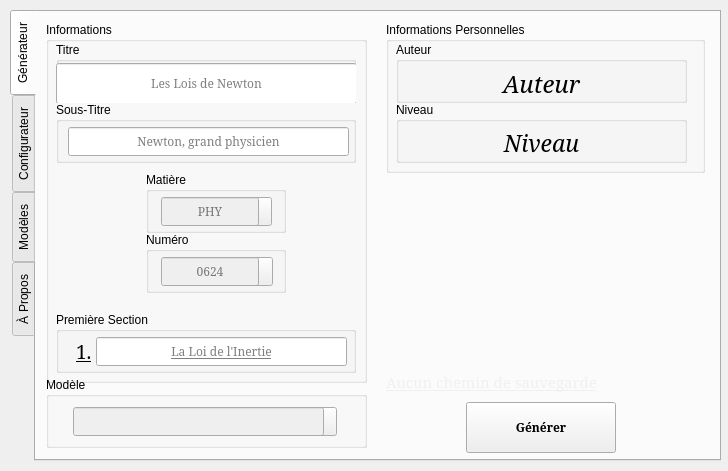
First picture: the form in src/damysos/ui/designer/designer_ui.ui, repository BourgonLaurent/pyEtude, before the edit.
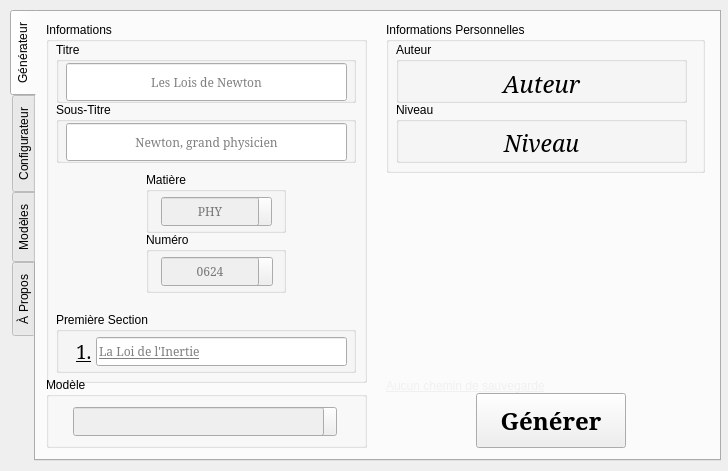
Second picture: the form after the edit. The open tabs and pages were chosen to show the change. Custom widgets are drawn as their Qt base class.

Diff of the .ui file:
```diff
--- a/src/damysos/ui/designer/designer_ui.ui
+++ b/src/damysos/ui/designer/designer_ui.ui
@@ -58,7 +58,7 @@
      <enum>QTabWidget::West</enum>
     </property>
     <property name="currentIndex">
-     <number>3</number>
+     <number>0</number>
     </property>
     <widget class="QWidget" name="genTab">
      <attribute name="title">
@@ -94,10 +94,10 @@
        <widget class="AdvancedLineEdit" name="titreLineEdit">
         <property name="geometry">
          <rect>
-          <x>0</x>
+          <x>10</x>
           <y>21</y>
-          <width>301</width>
-          <height>41</height>
+          <width>281</width>
+          <height>38</height>
          </rect>
         </property>
         <property name="sizePolicy">
@@ -140,10 +140,10 @@
        <widget class="AdvancedLineEdit" name="soustitreLineEdit">
         <property name="geometry">
          <rect>
-          <x>12</x>
-          <y>25</y>
+          <x>10</x>
+          <y>21</y>
           <width>281</width>
-          <height>29</height>
+          <height>38</height>
          </rect>
         </property>
         <property name="sizePolicy">
@@ -335,8 +335,6 @@
         <property name="font">
          <font>
           <family>Garamond</family>
-          <pointsize>14</pointsize>
-          <underline>true</underline>
          </font>
         </property>
         <property name="styleSheet">
@@ -371,7 +369,7 @@
          <number>32767</number>
         </property>
         <property name="alignment">
-         <set>Qt::AlignCenter</set>
+         <set>Qt::AlignLeading|Qt::AlignLeft|Qt::AlignVCenter</set>
         </property>
         <property name="placeholderText">
          <string>La Loi de l'Inertie</string>
@@ -403,17 +401,11 @@
         <height>16777215</height>
        </size>
       </property>
-      <property name="font">
-       <font>
-        <family>Garamond</family>
-        <underline>true</underline>
-       </font>
-      </property>
       <property name="cursor">
        <cursorShape>ArrowCursor</cursorShape>
       </property>
       <property name="text">
-       <string>&lt;html&gt;&lt;head/&gt;&lt;body&gt;&lt;p&gt;&lt;a href=&quot;none&quot;&gt;&lt;span style=&quot; font-size:11pt; text-decoration: underline; color:#f0f0f0;&quot;&gt;Aucun chemin de sauvegarde&lt;/span&gt;&lt;/a&gt;&lt;/p&gt;&lt;/body&gt;&lt;/html&gt;</string>
+       <string>&lt;html&gt;&lt;head/&gt;&lt;body&gt;&lt;p&gt;&lt;a href=&quot;none&quot;&gt;&lt;span style=&quot;text-decoration: underline; color: #f0f0f0;&quot;&gt;Aucun chemin de sauvegarde&lt;/span&gt;&lt;/a&gt;&lt;/p&gt;&lt;/body&gt;&lt;/html&gt;</string>
       </property>
       <property name="alignment">
        <set>Qt::AlignBottom|Qt::AlignJustify</set>
@@ -540,53 +532,6 @@
        </widget>
       </widget>
      </widget>
-     <widget class="QWidget" name="horizontalLayoutWidget">
-      <property name="geometry">
-       <rect>
-        <x>340</x>
-        <y>390</y>
-        <width>331</width>
-        <height>51</height>
-       </rect>
-      </property>
-      <layout class="QHBoxLayout" name="genButtonLayout">
-       <property name="topMargin">
-        <number>0</number>
-       </property>
-       <property name="bottomMargin">
-        <number>0</number>
-       </property>
-       <item>
-        <widget class="QPushButton" name="genPushButton">
-         <property name="sizePolicy">
-          <sizepolicy hsizetype="Fixed" vsizetype="Minimum">
-           <horstretch>0</horstretch>
-           <verstretch>0</verstretch>
-          </sizepolicy>
-         </property>
-         <property name="minimumSize">
-          <size>
-           <width>150</width>
-           <height>0</height>
-          </size>
-         </property>
-         <property name="font">
-          <font>
-           <family>Garamond</family>
-           <weight>75</weight>
-           <bold>true</bold>
-          </font>
-         </property>
-         <property name="cursor">
-          <cursorShape>PointingHandCursor</cursorShape>
-         </property>
-         <property name="text">
-          <string>Générer</string>
-         </property>
-        </widget>
-       </item>
-      </layout>
-     </widget>
      <widget class="QGroupBox" name="modelGroupBox">
       <property name="geometry">
        <rect>
@@ -654,6 +599,42 @@
       <zorder>modelToolButton</zorder>
       <zorder>modelLineEdit</zorder>
      </widget>
+     <widget class="QPushButton" name="genPushButton">
+      <property name="geometry">
+       <rect>
+        <x>440</x>
+        <y>381</y>
+        <width>150</width>
+        <height>55</height>
+       </rect>
+      </property>
+      <property name="sizePolicy">
+       <sizepolicy hsizetype="Fixed" vsizetype="Minimum">
+        <horstretch>0</horstretch>
+        <verstretch>0</verstretch>
+       </sizepolicy>
+      </property>
+      <property name="minimumSize">
+       <size>
+        <width>150</width>
+        <height>0</height>
+       </size>
+      </property>
+      <property name="font">
+       <font>
+        <family>Garamond</family>
+        <pointsize>18</pointsize>
+        <weight>75</weight>
+        <bold>true</bold>
+       </font>
+      </property>
+      <property name="cursor">
+       <cursorShape>PointingHandCursor</cursorShape>
+      </property>
+      <property name="text">
+       <string>Générer</string>
+      </property>
+     </widget>
     </widget>
     <widget class="QWidget" name="configTab">
      <attribute name="title">
@@ -662,7 +643,7 @@
      <attribute name="toolTip">
       <string>Modifier les Informations</string>
      </attribute>
-     <widget class="QGroupBox" name="infoPerso">
+     <widget class="QGroupBox" name="infoConfigGroupBox">
       <property name="geometry">
        <rect>
         <x>10</x>
```
